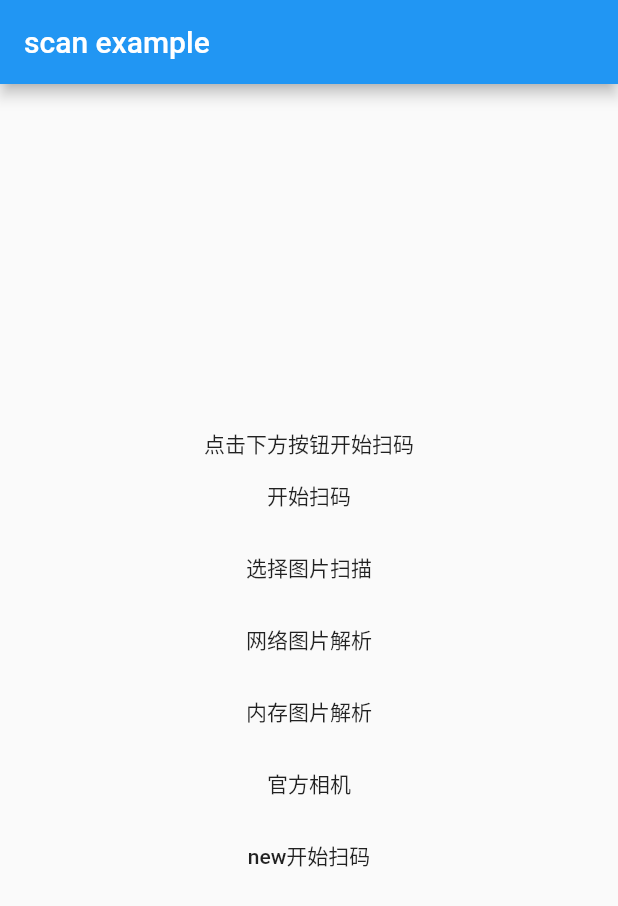
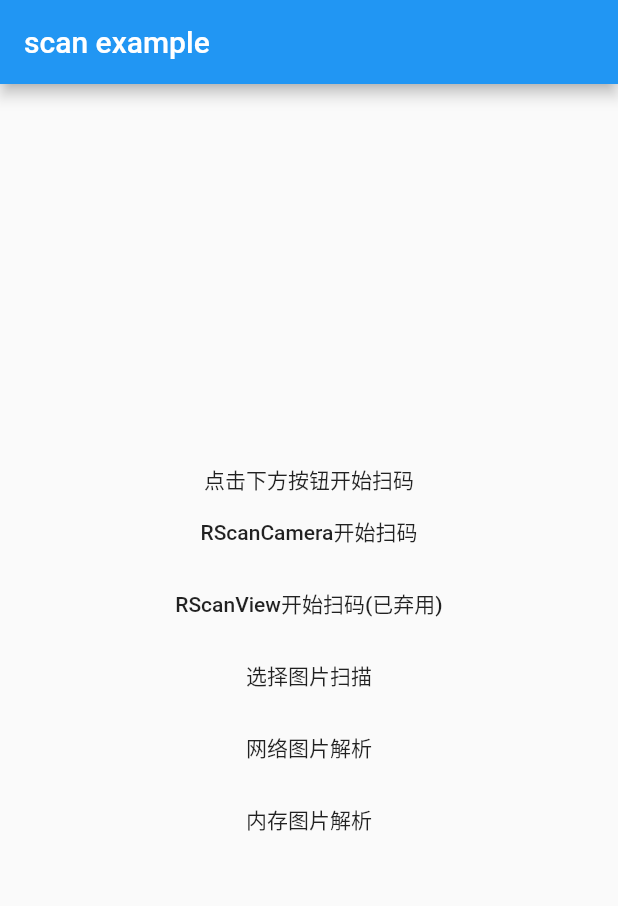
Before and after one commit to rhymelph/r_scan, a Flutter app: the screen it shows after launch, on a phone screen of 412 x 824 dp. Shown: the top 906 px of the screen. Run offline on Flutter 3.47's test engine with Material 2 defaults, Android fonts, the phone set to English and light mode, and no system bars; our stand-ins replace camera, image_picker, permission_handler; statements that could not run were skipped.

Commit message:
v0.1.4 add RScanCamera.

```diff
--- a/example/lib/main.dart
+++ b/example/lib/main.dart
@@ -5,7 +5,6 @@ import 'package:flutter/material.dart';
 import 'package:flutter/services.dart';
 import 'package:image_picker/image_picker.dart';
 import 'package:permission_handler/permission_handler.dart';
-import 'package:r_scan_example/camera_dialog.dart';
 import 'package:r_scan_example/scan_dialog.dart';
 import 'scan_camera_dialog.dart';
 import 'package:r_scan/r_scan.dart';
@@ -13,7 +12,6 @@ import 'package:r_scan/r_scan.dart';
 void main() async {
   WidgetsFlutterBinding.ensureInitialized();
 
-  cameras = await availableCameras();
   rScanCameras = await availableRScanCameras();
   print('返回可用的相机：${rScanCameras.join('\n')}');
 
@@ -61,12 +59,26 @@ class _MyPageState extends State<MyPage> {
               onPressed: () async {
                 final result = await Navigator.of(context).push(
                     MaterialPageRoute(
+                        builder: (BuildContext context) =>
+                            RScanCameraDialog()));
+                setState(() {
+                  this.result = result;
+                });
+              },
+              child: Text('RScanCamera开始扫码'),
+            ),
+          ),
+          Center(
+            child: FlatButton(
+              onPressed: () async {
+                final result = await Navigator.of(context).push(
+                    MaterialPageRoute(
                         builder: (BuildContext context) => RScanDialog()));
                 setState(() {
                   this.result = result;
                 });
               },
-              child: Text('开始扫码'),
+              child: Text('RScanView开始扫码(已弃用)'),
             ),
           ),
           Center(
@@ -111,29 +123,7 @@ class _MyPageState extends State<MyPage> {
               child: Text('内存图片解析'),
             ),
           ),
-          Center(
-            child: FlatButton(
-              onPressed: () async {
-                Navigator.of(context).push(MaterialPageRoute(
-                    builder: (BuildContext context) => CameraDialog()));
-              },
-              child: Text('官方相机'),
-            ),
-          ),
-          Center(
-            child: FlatButton(
-              onPressed: () async {
-                final result = await Navigator.of(context).push(
-                    MaterialPageRoute(
-                        builder: (BuildContext context) =>
-                            RScanCameraDialog()));
-                setState(() {
-                  this.result = result;
-                });
-              },
-              child: Text('new开始扫码'),
-            ),
-          ),
+
         ],
       ),
     );
--- a/example/pubspec.yaml
+++ b/example/pubspec.yaml
@@ -14,7 +14,6 @@ dependencies:
   # Use with the CupertinoIcons class for iOS style icons.
   cupertino_icons: ^0.1.2
   image_picker: ^0.6.1+10
-  camera: ^0.5.7+4
 dev_dependencies:
   flutter_test:
     sdk: flutter
```
